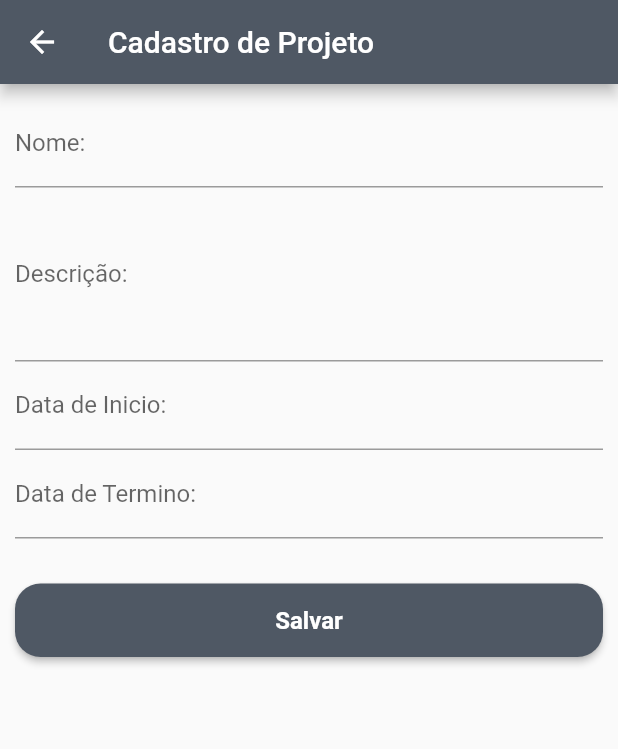
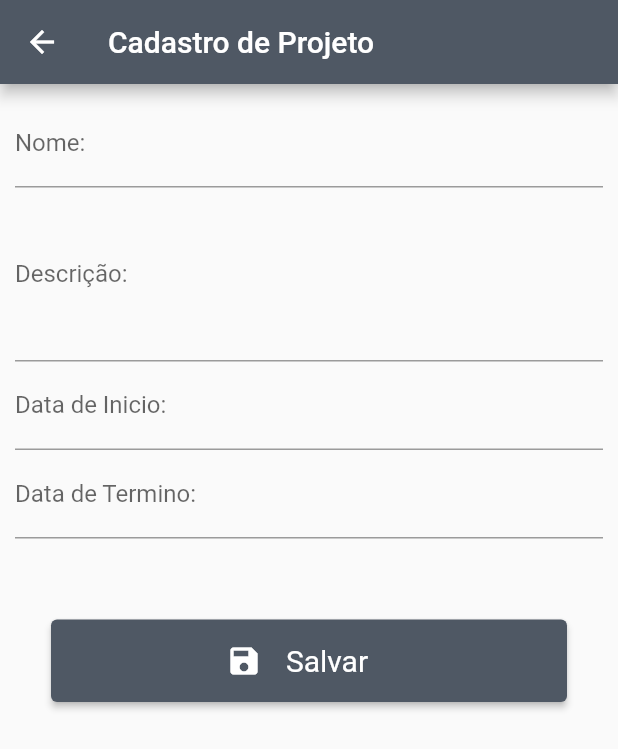
Before and after one commit to brunocaavalcante/Efraim-App, a Flutter app: the CadastroProjetoPage screen opened directly, on a phone screen of 412 x 824 dp. Shown: the top 749 px of the screen. Run offline on Flutter 3.47's test engine with Material 2 defaults, Android fonts, the phone set to English and light mode, and no system bars; our stand-ins replace cloud_firestore, file_picker, firebase_auth, firebase_core, firebase_messaging, firebase_storage and 6 more; accounts and stored records are empty; Roboto replaces fonts that are missing (Montserrat).

Commit message:
Ajuste botão depreciado -  flutter 3.3.4

```diff
--- a/lib/models/evento.dart
+++ b/lib/models/evento.dart
@@ -1,4 +1,3 @@
-import 'package:app_flutter/models/usuario.dart';
 import 'package:app_flutter/pages/core/date_ultils.dart';
 
 class Evento {
--- a/lib/pages/projeto/cadastro_projeto_page.dart
+++ b/lib/pages/projeto/cadastro_projeto_page.dart
@@ -126,25 +126,7 @@ class _CadastroProjetoPageState extends State<CadastroProjetoPage> {
     final btnSalvar = ButtonTheme(
         minWidth: MediaQuery.of(context).size.width,
         padding: const EdgeInsets.fromLTRB(20.0, 15.0, 20.0, 15.0),
-        // ignore: deprecated_member_use
-        child: RaisedButton(
-            color: const Color.fromRGBO(79, 88, 100, 1),
-            child: const Text(
-              "Salvar",
-              style: TextStyle(
-                  fontFamily: 'Montserrat',
-                  fontSize: 16.0,
-                  color: Colors.white,
-                  fontWeight: FontWeight.bold),
-              textAlign: TextAlign.center,
-            ),
-            onPressed: () {
-              if (formKey.currentState!.validate()) {
-                cadastrarProjeto();
-              }
-            },
-            shape: RoundedRectangleBorder(
-                borderRadius: BorderRadius.circular(17.0))));
+        child: returnButton(Icons.save, "Salvar"));
 
     return Scaffold(
       appBar: AppBar(
@@ -169,4 +151,27 @@ class _CadastroProjetoPageState extends State<CadastroProjetoPage> {
       )),
     );
   }
+
+  returnButton(IconData ic, String text) {
+    return Padding(
+      padding: const EdgeInsets.all(24.0),
+      child: ElevatedButton(
+        onPressed: () {
+          if (formKey.currentState!.validate()) {
+            cadastrarProjeto();
+          }
+        },
+        child: Row(
+          mainAxisAlignment: MainAxisAlignment.center,
+          children: [
+            Icon(ic),
+            Padding(
+              padding: const EdgeInsets.all(16.0),
+              child: Text(text, style: const TextStyle(fontSize: 20)),
+            ),
+          ],
+        ),
+      ),
+    );
+  }
 }
```
Also changed, not shown: lib/pages/projeto/task/task_add_page.dart (+24 -19 lines), lib/pages/usuario/cadastro_user.dart (+24 -18 lines), pubspec.lock, 2 other files.
